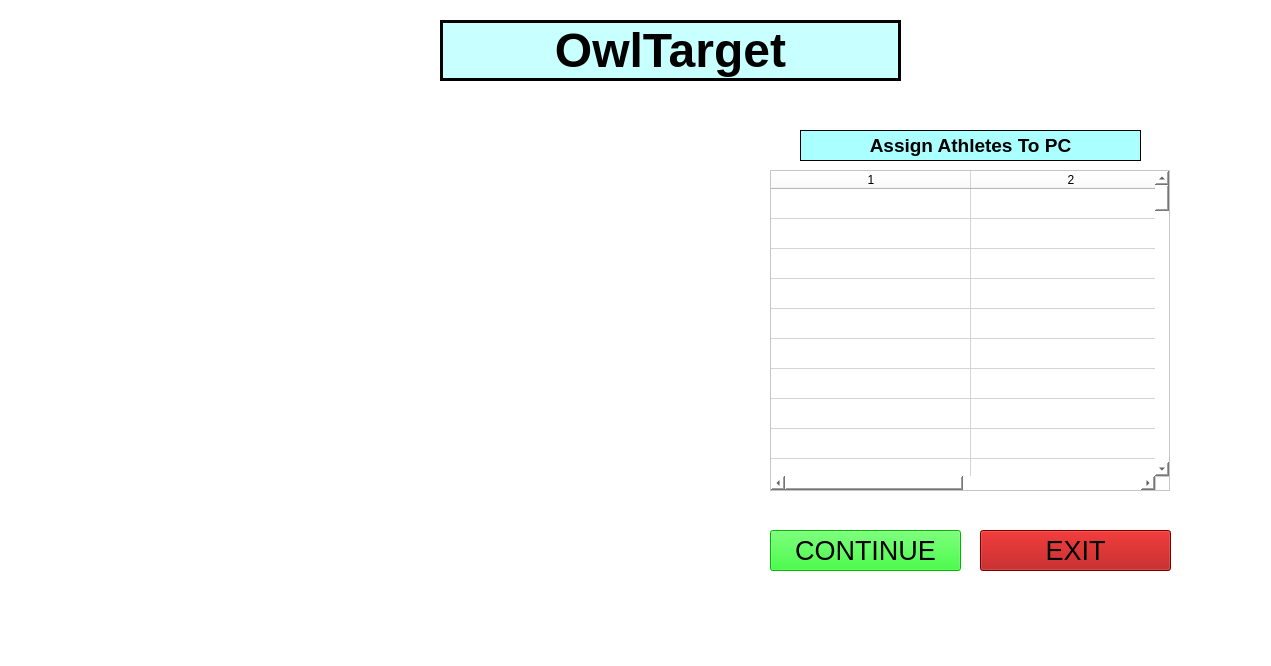
First picture: the form in central_pc/gui/mainwindow2.ui, repository xBogas/ES-SACA, before the edit.
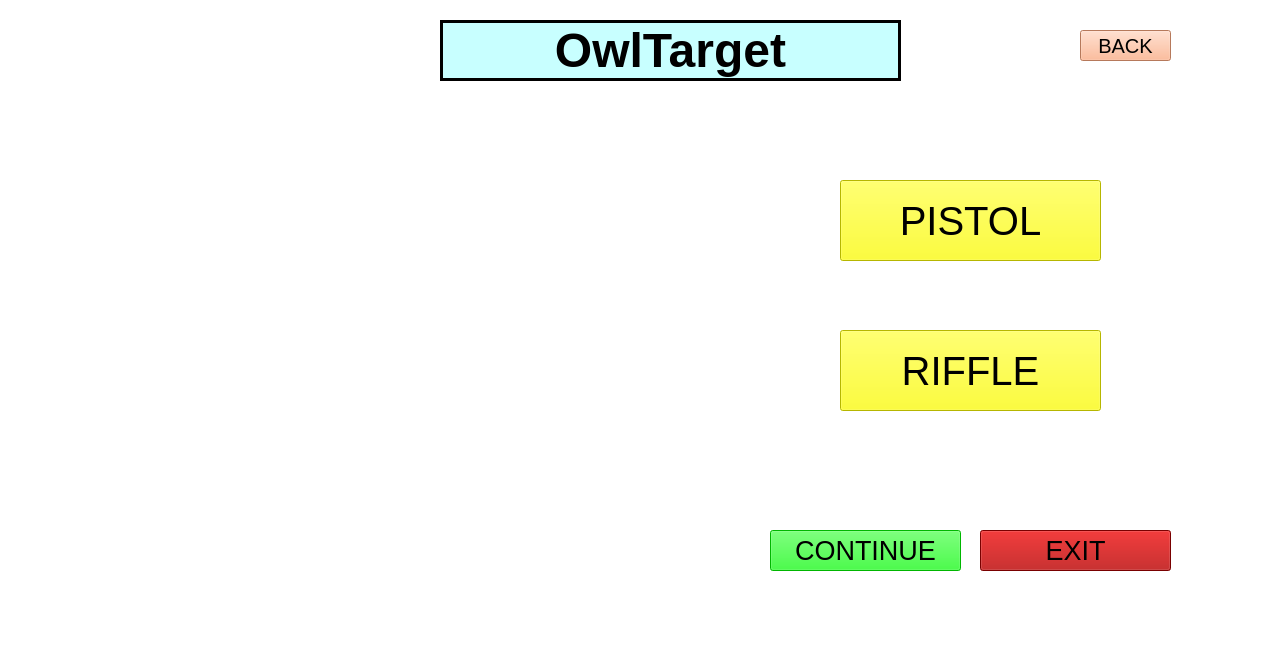
Second picture: the form after the edit. Icons and pictures are not drawn.

Commit message: added buttons to mainwindow2 and created other windows

```diff
--- a/central_pc/gui/mainwindow2.ui
+++ b/central_pc/gui/mainwindow2.ui
@@ -91,197 +91,6 @@
      <set>Qt::AlignCenter</set>
     </property>
    </widget>
-   <widget class="QTableWidget" name="IP_ID_Table">
-    <property name="enabled">
-     <bool>true</bool>
-    </property>
-    <property name="geometry">
-     <rect>
-      <x>770</x>
-      <y>170</y>
-      <width>400</width>
-      <height>321</height>
-     </rect>
-    </property>
-    <property name="sizePolicy">
-     <sizepolicy hsizetype="Expanding" vsizetype="Expanding">
-      <horstretch>0</horstretch>
-      <verstretch>0</verstretch>
-     </sizepolicy>
-    </property>
-    <property name="sizeAdjustPolicy">
-     <enum>QAbstractScrollArea::AdjustIgnored</enum>
-    </property>
-    <property name="showGrid">
-     <bool>true</bool>
-    </property>
-    <property name="cornerButtonEnabled">
-     <bool>true</bool>
-    </property>
-    <property name="rowCount">
-     <number>100</number>
-    </property>
-    <property name="columnCount">
-     <number>2</number>
-    </property>
-    <attribute name="horizontalHeaderVisible">
-     <bool>true</bool>
-    </attribute>
-    <attribute name="horizontalHeaderCascadingSectionResizes">
-     <bool>false</bool>
-    </attribute>
-    <attribute name="horizontalHeaderMinimumSectionSize">
-     <number>26</number>
-    </attribute>
-    <attribute name="horizontalHeaderDefaultSectionSize">
-     <number>200</number>
-    </attribute>
-    <attribute name="horizontalHeaderHighlightSections">
-     <bool>true</bool>
-    </attribute>
-    <attribute name="horizontalHeaderShowSortIndicator" stdset="0">
-     <bool>false</bool>
-    </attribute>
-    <attribute name="horizontalHeaderStretchLastSection">
-     <bool>true</bool>
-    </attribute>
-    <attribute name="verticalHeaderVisible">
-     <bool>false</bool>
-    </attribute>
-    <attribute name="verticalHeaderStretchLastSection">
-     <bool>false</bool>
-    </attribute>
-    <row/>
-    <row/>
-    <row/>
-    <row/>
-    <row/>
-    <row/>
-    <row/>
-    <row/>
-    <row/>
-    <row/>
-    <row/>
-    <row/>
-    <row/>
-    <row/>
-    <row/>
-    <row/>
-    <row/>
-    <row/>
-    <row/>
-    <row/>
-    <row/>
-    <row/>
-    <row/>
-    <row/>
-    <row/>
-    <row/>
-    <row/>
-    <row/>
-    <row/>
-    <row/>
-    <row/>
-    <row/>
-    <row/>
-    <row/>
-    <row/>
-    <row/>
-    <row/>
-    <row/>
-    <row/>
-    <row/>
-    <row/>
-    <row/>
-    <row/>
-    <row/>
-    <row/>
-    <row/>
-    <row/>
-    <row/>
-    <row/>
-    <row/>
-    <row/>
-    <row/>
-    <row/>
-    <row/>
-    <row/>
-    <row/>
-    <row/>
-    <row/>
-    <row/>
-    <row/>
-    <row/>
-    <row/>
-    <row/>
-    <row/>
-    <row/>
-    <row/>
-    <row/>
-    <row/>
-    <row/>
-    <row/>
-    <row/>
-    <row/>
-    <row/>
-    <row/>
-    <row/>
-    <row/>
-    <row/>
-    <row/>
-    <row/>
-    <row/>
-    <row/>
-    <row/>
-    <row/>
-    <row/>
-    <row/>
-    <row/>
-    <row/>
-    <row/>
-    <row/>
-    <row/>
-    <row/>
-    <row/>
-    <row/>
-    <row/>
-    <row/>
-    <row/>
-    <row/>
-    <row/>
-    <row/>
-    <row/>
-    <column/>
-    <column/>
-   </widget>
-   <widget class="QLabel" name="label_2">
-    <property name="geometry">
-     <rect>
-      <x>800</x>
-      <y>130</y>
-      <width>341</width>
-      <height>31</height>
-     </rect>
-    </property>
-    <property name="font">
-     <font>
-      <pointsize>14</pointsize>
-      <bold>true</bold>
-     </font>
-    </property>
-    <property name="styleSheet">
-     <string notr="true">background-color: rgb(170, 255, 255);</string>
-    </property>
-    <property name="frameShape">
-     <enum>QFrame::Panel</enum>
-    </property>
-    <property name="text">
-     <string>Assign Athletes To PC</string>
-    </property>
-    <property name="alignment">
-     <set>Qt::AlignCenter</set>
-    </property>
-   </widget>
    <widget class="QPushButton" name="continueButton">
     <property name="geometry">
      <rect>
@@ -303,6 +112,69 @@
      <string>CONTINUE</string>
     </property>
    </widget>
+   <widget class="QPushButton" name="pistolButton">
+    <property name="geometry">
+     <rect>
+      <x>840</x>
+      <y>180</y>
+      <width>261</width>
+      <height>81</height>
+     </rect>
+    </property>
+    <property name="font">
+     <font>
+      <pointsize>30</pointsize>
+     </font>
+    </property>
+    <property name="styleSheet">
+     <string notr="true">background-color: rgb(255, 255, 0);</string>
+    </property>
+    <property name="text">
+     <string>PISTOL</string>
+    </property>
+   </widget>
+   <widget class="QPushButton" name="riffleButton">
+    <property name="geometry">
+     <rect>
+      <x>840</x>
+      <y>330</y>
+      <width>261</width>
+      <height>81</height>
+     </rect>
+    </property>
+    <property name="font">
+     <font>
+      <pointsize>30</pointsize>
+     </font>
+    </property>
+    <property name="styleSheet">
+     <string notr="true">background-color: rgb(255, 255, 0);</string>
+    </property>
+    <property name="text">
+     <string>RIFFLE</string>
+    </property>
+   </widget>
+   <widget class="QPushButton" name="backButton">
+    <property name="geometry">
+     <rect>
+      <x>1080</x>
+      <y>30</y>
+      <width>91</width>
+      <height>31</height>
+     </rect>
+    </property>
+    <property name="font">
+     <font>
+      <pointsize>15</pointsize>
+     </font>
+    </property>
+    <property name="styleSheet">
+     <string notr="true">background-color: rgb(255, 170, 127);</string>
+    </property>
+    <property name="text">
+     <string>BACK</string>
+    </property>
+   </widget>
   </widget>
  </widget>
  <resources/>
```
The commit also changes 7 other files.
